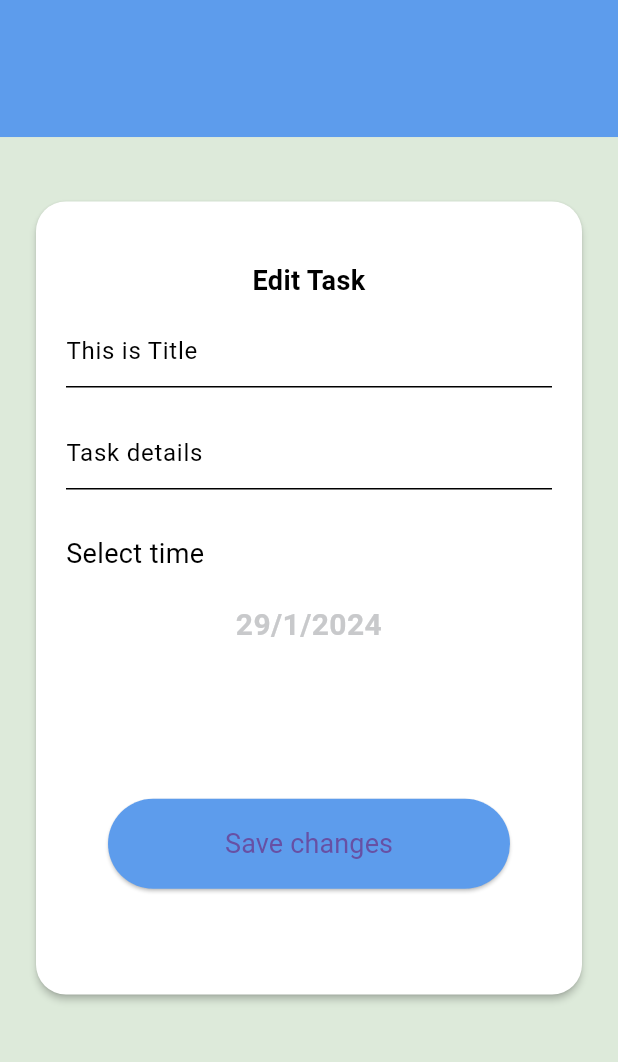
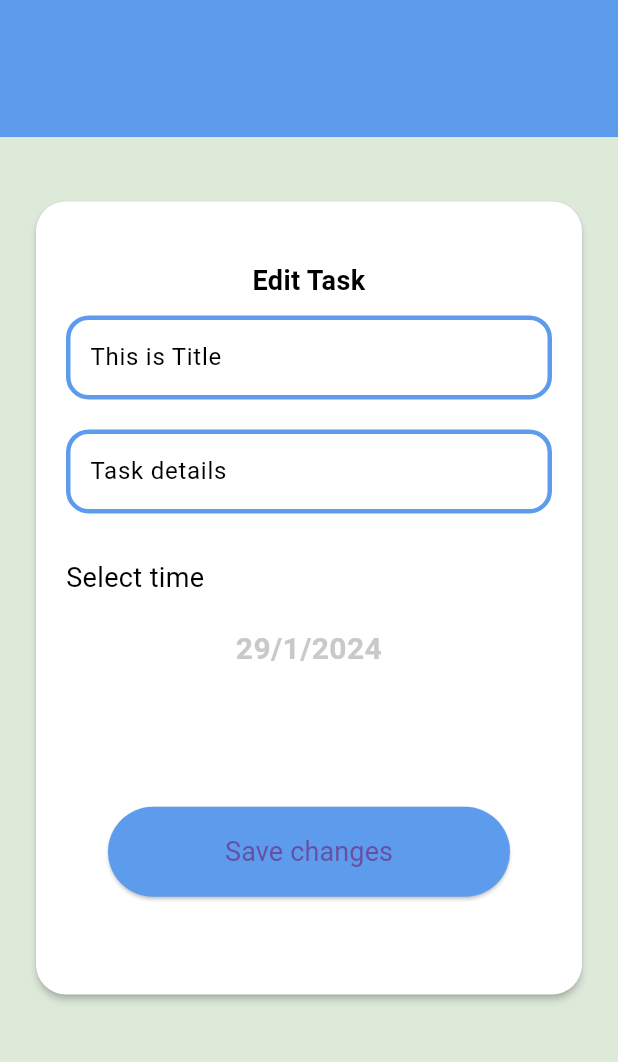
Before and after one commit to youssefAnwar87/todo_app, a Flutter app: the EditScreen screen opened directly with empty values, on a phone screen of 412 x 824 dp, the part 62-1124 px from its top. Run offline on Flutter 3.47's test engine with Material 3 defaults, Android fonts, the phone set to English and light mode, and no system bars; our stand-ins replace calendar_timeline, cloud_firestore, firebase_auth, firebase_core, flutter_slidable and 1 more; missing offline and left inert: dart:ffi; accounts and stored records are empty; generated files the repository leaves out were written again.

Commit message:
small edits

```diff
--- a/lib/UI/screens/editScreen/edit_screen.dart
+++ b/lib/UI/screens/editScreen/edit_screen.dart
@@ -80,9 +80,24 @@ class _EditScreenState extends State<EditScreen> {
                           title = text;
                         },
                         decoration: InputDecoration(
-                          enabledBorder: UnderlineInputBorder(
-                            borderSide: BorderSide(color: sprovider.isDark() ? AppColors.primaryDark : Colors.black), // Change the color to the desired color
-                          ),
+                            enabledBorder: OutlineInputBorder(
+                                borderRadius: BorderRadius.circular(15),
+                                borderSide: BorderSide(
+                                    width: 3,
+                                    color: Theme.of(context).primaryColor
+                                )
+                            ),
+
+                            focusedBorder: OutlineInputBorder(
+                                borderRadius: BorderRadius.circular(15),
+                                borderSide: BorderSide(
+                                    width: 3,
+                                    color: Theme.of(context).primaryColor
+                                )
+                            ),
+                          // enabledBorder: UnderlineInputBorder(
+                          //   borderSide: BorderSide(color: sprovider.isDark() ? AppColors.primaryDark : Colors.black), // Change the color to the desired color
+                          // ),
                           hintText:AppLocalizations.of(context)!.this_is_title,
                           hintStyle: TextStyle(color: sprovider.isDark() ? Colors.white : Colors.black)
 
@@ -98,9 +113,24 @@ class _EditScreenState extends State<EditScreen> {
                           details = text;
                         },
                         decoration: InputDecoration(
-                          enabledBorder: UnderlineInputBorder(
-                            borderSide: BorderSide(color: sprovider.isDark() ? AppColors.primaryDark : Colors.black), // Change the color to the desired color
-                          ),
+                            enabledBorder: OutlineInputBorder(
+                                borderRadius: BorderRadius.circular(15),
+                                borderSide: BorderSide(
+                                    width: 3,
+                                    color: Theme.of(context).primaryColor
+                                )
+                            ),
+
+                            focusedBorder: OutlineInputBorder(
+                                borderRadius: BorderRadius.circular(15),
+                                borderSide: BorderSide(
+                                    width: 3,
+                                    color: Theme.of(context).primaryColor
+                                )
+                            ),
+                          // enabledBorder: UnderlineInputBorder(
+                          //   borderSide: BorderSide(color: sprovider.isDark() ? AppColors.primaryDark : Colors.black), // Change the color to the desired color
+                          // ),
 
                           hintText: AppLocalizations.of(context)!.task_details,
                             hintStyle: TextStyle(color: sprovider.isDark() ? Colors.white : Colors.black)
--- a/lib/UI/screens/home/tabs/tab_list.dart
+++ b/lib/UI/screens/home/tabs/tab_list.dart
@@ -9,7 +9,7 @@ import 'package:todo_app/UI/utils/app_colors.dart';
 import 'package:todo_app/models/todo_dm.dart';
 
 
-class ListTab extends StatefulWidget {
+class ListTab extends StatefulWidget{
   @override
   State<ListTab> createState() => _ListTabState();
 }
@@ -35,7 +35,7 @@ late ListProvider provider;
     return Column(
       children: [
         Container(
-          height: MediaQuery.of(context).size.height*0.12,
+          height: MediaQuery.of(context).size.height*0.17,
           child: Stack(
             children: [
               Column(
@@ -45,6 +45,8 @@ late ListProvider provider;
                 ],
               ),
               CalendarTimeline(
+                monthHieght: MediaQuery.of(context).size.height*0.04,
+                dayHieght: MediaQuery.of(context).size.height*0.13,
                 locale: settingProvider.currentLocale,
                 initialDate: provider.selectedDate,
                 firstDate: DateTime.now().subtract(Duration(days: 365)),
--- a/lib/UI/widgets/Custom_Text_Form_Field.dart
+++ b/lib/UI/widgets/Custom_Text_Form_Field.dart
@@ -8,10 +8,12 @@ class CustomTextFormField extends StatelessWidget {
   TextInputType keyboradType;
   String? Function(String?) validator;
   bool isPassword;
+  bool isDark;
   CustomTextFormField({
     required this.label,this.keyboradType = TextInputType.text,
     required this.controller,required this.validator,
-    this.isPassword = false
+    this.isPassword = false,
+    required this.isDark
   });
 
   @override
@@ -21,7 +23,7 @@ class CustomTextFormField extends StatelessWidget {
     return Padding(
       padding: const EdgeInsets.all(10.0),
       child: TextFormField(
-        style: TextStyle(color: Colors.white),
+        style: TextStyle(color: isDark ? Colors.white : Colors.black),
         // controller: controller,
         decoration: InputDecoration(
             label:Text(label,style: TextStyle(color:  provider.isDark() ? Theme.of(context).primaryColorDark : Theme.of(context).primaryColor)),
--- a/pubspec.yaml
+++ b/pubspec.yaml
@@ -31,7 +31,9 @@ dependencies:
   flutter:
     sdk: flutter
   cupertino_icons: ^1.0.2
-  calendar_timeline: ^1.1.2
+  calendar_timeline:
+    git:
+      url: https://github.com/youssefAnwar87/calendar_timeline.git
   flutter_slidable: ^3.0.0
   provider: ^6.0.5
   shared_preferences: ^2.0.7
```
Also changed, not shown: lib/UI/screens/login/login.dart (+11 -5 lines), lib/UI/screens/register/register.dart (+15 -3 lines), lib/UI/widgets/my_text_field.dart (+17 -0 lines), pubspec.lock.
